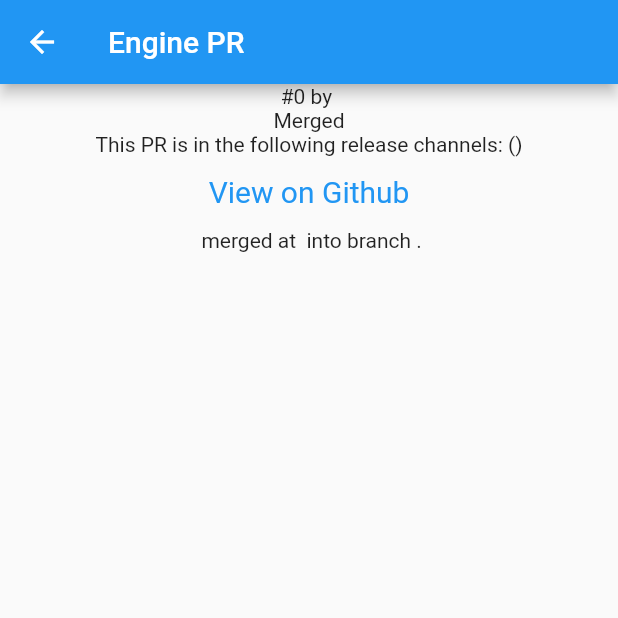
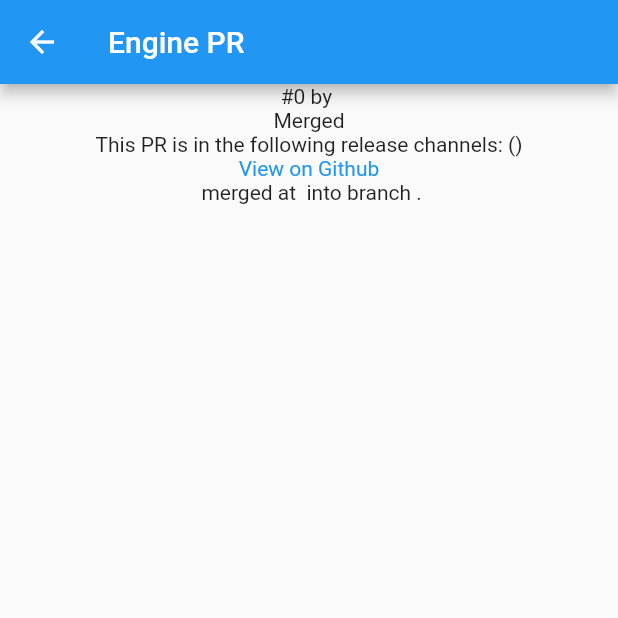
Before and after one commit to justinmc/flutter_releases, a Flutter app: the _EnginePRPage screen opened directly with empty values, after a tap on "View on Github", on a phone screen of 412 x 824 dp, the top half of it. Run offline on Flutter 3.47's test engine with Material 2 defaults, Android fonts, the phone set to English and light mode, and no system bars; network calls fail.

Commit message:
Link widget and 404 page links to home

```diff
--- a/lib/pages/pr_page.dart
+++ b/lib/pages/pr_page.dart
@@ -3,6 +3,7 @@ import 'package:url_launcher/url_launcher.dart';
 import '../models/branch.dart';
 import '../models/pr.dart';
 import '../api.dart' as api;
+import '../widgets/link.dart';
 
 class FrameworkPRPage extends MaterialPage {
   FrameworkPRPage({
@@ -169,7 +170,7 @@ class EnginePRPage extends MaterialPage {
   }) : super(
     key: const ValueKey('EnginePRPage'),
     restorationId: 'engine-pr-page',
-    child: _PRPage(
+    child: _EnginePRPage(
       pr: pr,
       stable: stable,
       beta: beta,
@@ -298,12 +299,9 @@ class _EnginePRPageState extends State<_EnginePRPage> {
               // TODO(justinmc): More detail and prettier than just outputting the Set.
               Text('This PR is in the following release channels: ${_branchesIsIn.map((BranchNames name) => name.name)}'),
             // TODO(justinmc): URL launcher Text(''),
-            TextButton(
-              style: TextButton.styleFrom(
-                textStyle: const TextStyle(fontSize: 20),
-              ),
-              onPressed: _onTapGithub,
-              child: const Text('View on Github'),
+            Link(
+              text: 'View on Github',
+              url: widget.pr.htmlURL,
             ),
             if (widget.pr.status == PRStatus.merged)
               Text('${widget.pr.mergeCommitSHA} merged at ${widget.pr.mergedAt} into branch ${widget.pr.branch}.'),
--- /dev/null
+++ b/lib/widgets/link.dart
@@ -0,0 +1,42 @@
+import 'package:flutter/material.dart';
+import 'package:url_launcher/url_launcher.dart';
+
+/// Just a link.
+///
+/// Similar to an <a> tag in HTML.
+class Link extends StatelessWidget {
+  const Link({
+    Key? key,
+    required this.text,
+    this.url,
+    this.onTap,
+  }) : assert((url == null) != (onTap == null)),
+       super(key: key);
+
+  final String text;
+  final String? url;
+  final VoidCallback? onTap;
+
+  void _onTap() async {
+    if (onTap != null) {
+      return onTap!();
+    }
+    if (!await launch(url!)) throw 'Could not launch $url.';
+  }
+
+  @override
+  Widget build(BuildContext context) {
+    return GestureDetector(
+      onTap: _onTap,
+      child: MouseRegion(
+        cursor: SystemMouseCursors.click,
+        child: Text(
+          text,
+          style: const TextStyle(
+            color: Colors.blue,
+          ),
+        ),
+      ),
+    );
+  }
+}
```
Also changed, not shown: lib/pages/unknown_page.dart (+21 -4 lines), lib/router.dart (+10 -1 lines).
